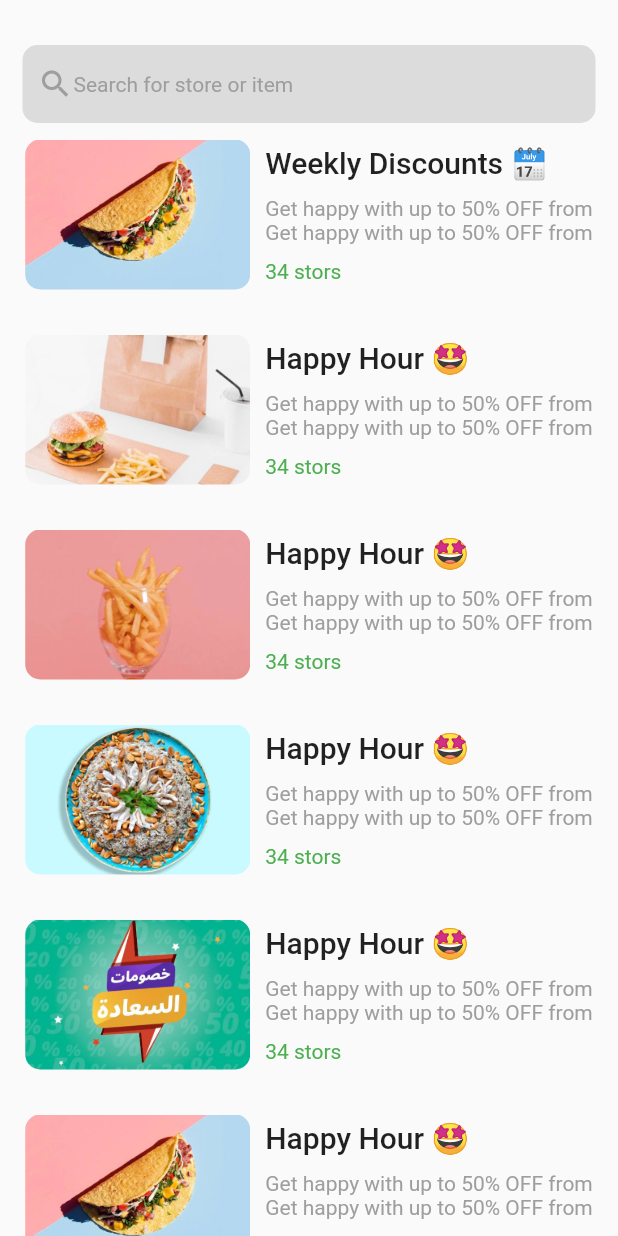
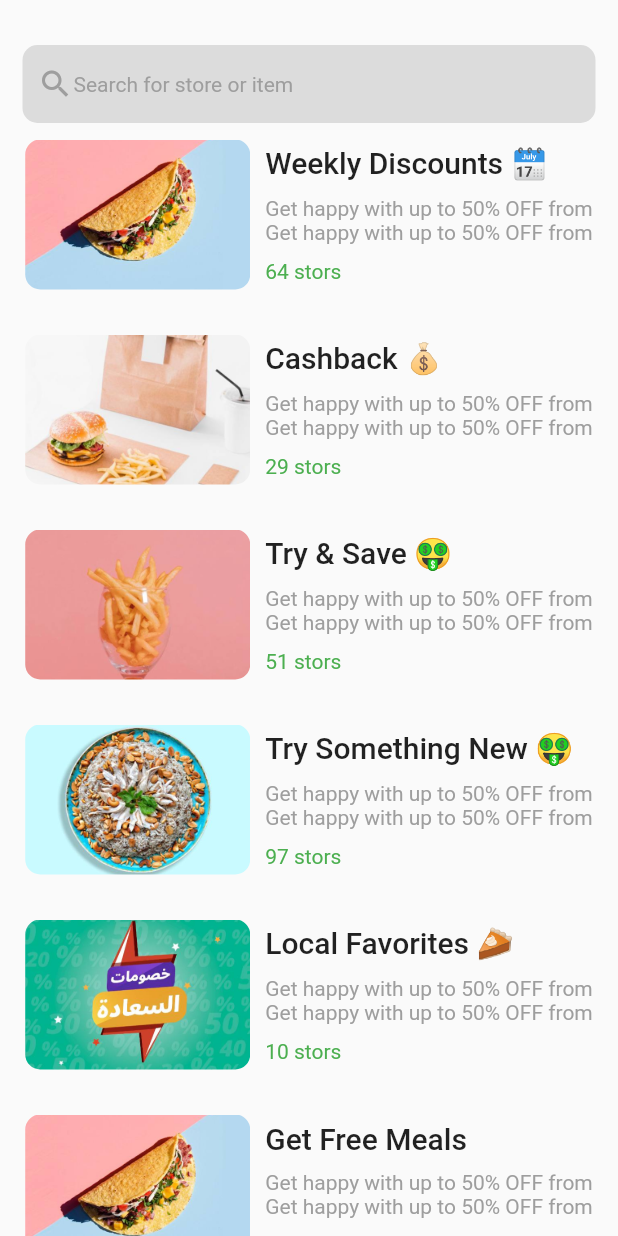
Before and after one commit to juck0/toters-app, a Flutter app: the Search screen opened directly, scrolled down 229 dp, on a phone screen of 412 x 824 dp. Run offline on Flutter 3.47's test engine with Material 2 defaults, Android fonts, the phone set to English and light mode, and no system bars; our stand-ins replace google_nav_bar; missing offline and left inert: carousel_images; network calls fail.

```diff
--- a/lib/ui/search.dart
+++ b/lib/ui/search.dart
@@ -22,19 +22,17 @@ class _SearchState extends State<Search> {
                   Text("Search for store or item",style: TextStyle(color: Colors.grey),)
                 ],),)),
             ),
-
-
           Container(width: MediaQuery.of(context).size.width,
           height:  MediaQuery.of(context).size.height-63,
           child:ListView(children: [
-            Container(width: 400,height: 100,color: Color(0xFF02AD8B),
+            Container(width: MediaQuery.of(context).size.width,
+              height: 100,color: Color(0xFF02AD8B),
               child:Padding(padding: EdgeInsets.symmetric(horizontal: 20),
                 child: Row(
                   mainAxisAlignment: MainAxisAlignment.center,
                   crossAxisAlignment: CrossAxisAlignment.center,
                   children: [
-
-                    Image(image: NetworkImage("https://cdn.iconfinder.com/icons/6080161/6558349/256/raster.png?token=1661863686-6llmK8%2FHxvCD2tEzReP35vBZhh%2FpY7M%2F3394roaN%2Ftc%3D",scale: 3)),
+                    Image(image: NetworkImage("https://cdn.iconfinder.com/icons/489652/900916/256/raster.png?token=1662210212-4uhfdDpmk6zDZGLGdlR6WmOdvDCr9l7JItaK0m283AM%3D",scale: 3)),
                     SizedBox(width: 20,),
                     Column(mainAxisAlignment: MainAxisAlignment.center,
                       crossAxisAlignment: CrossAxisAlignment.start,
@@ -63,42 +61,42 @@ class _SearchState extends State<Search> {
                 "Weekly Discounts 🗓",
                 "Get happy with up to 50% OFF from",
                 "select stores before 7 PM!",
-                34
+                64
             ),SizedBox(height: 30,),
             card(
                 "images/3.jpg",
-                "Happy Hour 🤩",
+                "Cashback 💰",
                 "Get happy with up to 50% OFF from",
                 "select stores before 7 PM!",
-                34
+                29
             ),SizedBox(height: 30,),
             card(
                 "images/4.jpg",
-                "Happy Hour 🤩",
+                "Try & Save 🤑",
                 "Get happy with up to 50% OFF from",
                 "select stores before 7 PM!",
-                34
+                51
             ),SizedBox(height: 30,),
             card(
                 "images/5.jpg",
-                "Happy Hour 🤩",
+                "Try Something New 🤑",
                 "Get happy with up to 50% OFF from",
                 "select stores before 7 PM!",
-                34
+                97
             ),SizedBox(height: 30,),
             card(
                 "images/1.jpg",
-                "Happy Hour 🤩",
+                "Local Favorites 🥧",
                 "Get happy with up to 50% OFF from",
                 "select stores before 7 PM!",
-                34
+                10
             ),SizedBox(height: 30,),
             card(
                 "images/2.jpg",
-                "Happy Hour 🤩",
+                "Get Free Meals",
                 "Get happy with up to 50% OFF from",
                 "select stores before 7 PM!",
-                34
+                54
             ),
 
 
```
Also changed, not shown: lib/ui/homePge.dart (+124 -222 lines).
